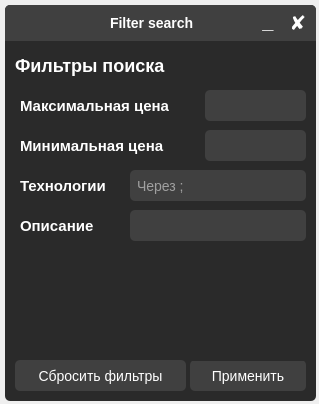
b0shka/selling_apps, file filter_search/filter_search.ui: the form before one commit.
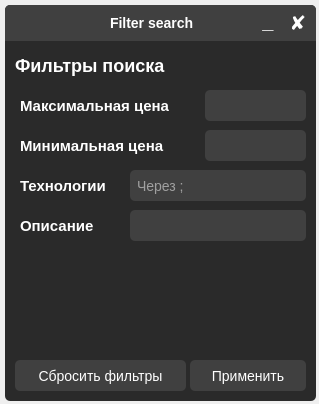
The form after the commit.

Patch:
```diff
--- a/filter_search/filter_search.ui
+++ b/filter_search/filter_search.ui
@@ -413,8 +413,8 @@
    <widget class="QLabel" name="label_3">
     <property name="geometry">
      <rect>
-      <x>25</x>
-      <y>335</y>
+      <x>15</x>
+      <y>325</y>
       <width>281</width>
       <height>21</height>
      </rect>
```
